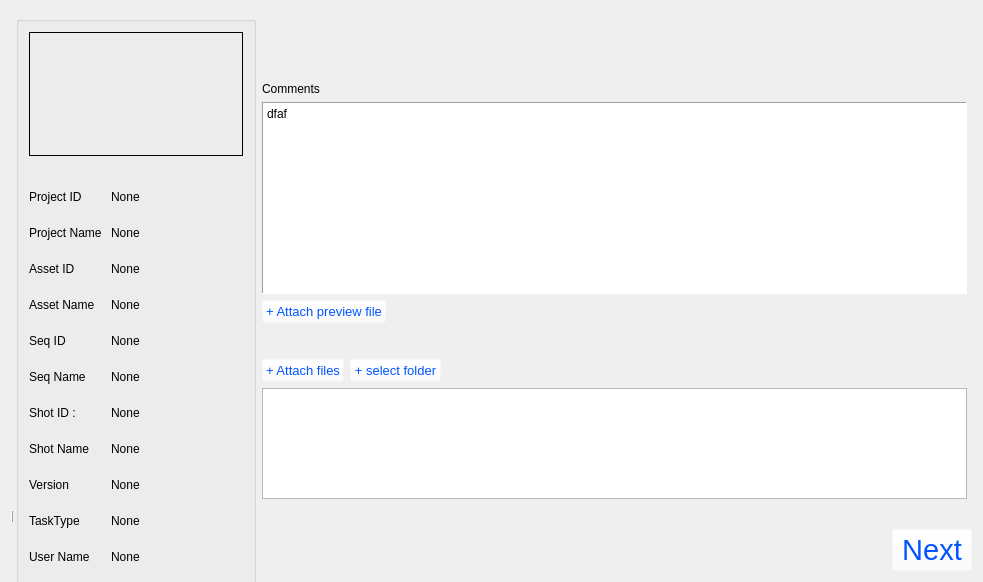
The window that ui/localpubtool.ui (free8011/wormhole_whApp) describes before a commit, drawn with Qt 5.
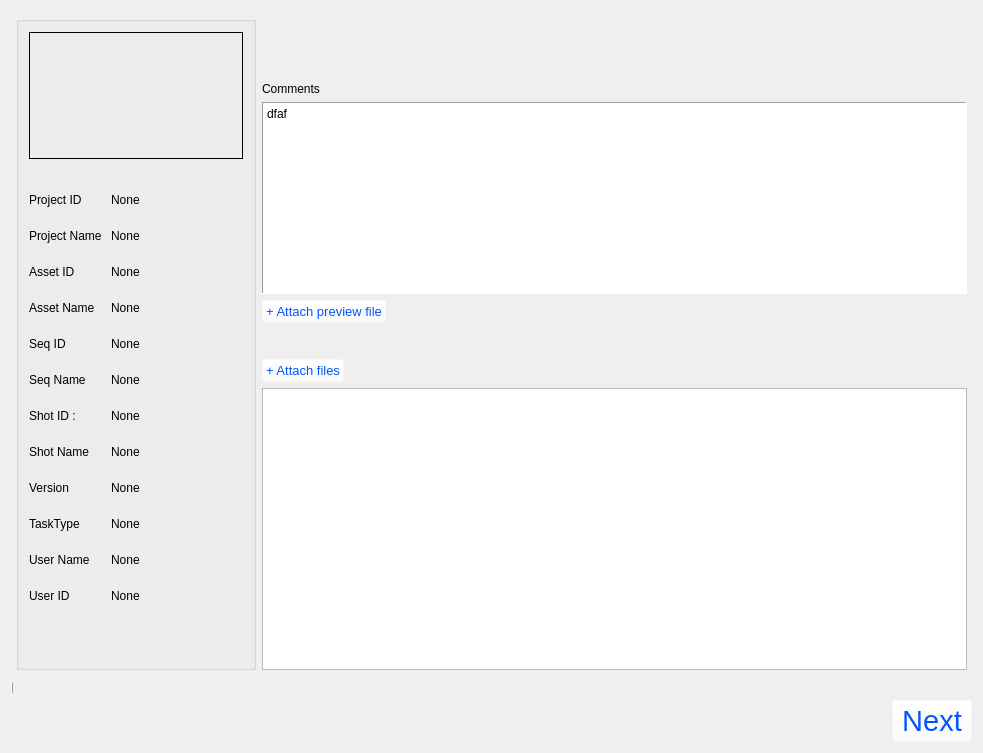
The same window after the commit. Icons and pictures are not drawn.

```diff
--- a/ui/localpubtool.ui
+++ b/ui/localpubtool.ui
@@ -7,7 +7,7 @@
     <x>0</x>
     <y>0</y>
     <width>983</width>
-    <height>582</height>
+    <height>753</height>
    </rect>
   </property>
   <property name="minimumSize">
@@ -887,34 +887,6 @@
            </property>
           </widget>
          </item>
-         <item>
-          <widget class="QPushButton" name="attachdir_btn">
-           <property name="font">
-            <font>
-             <pointsize>10</pointsize>
-            </font>
-           </property>
-           <property name="styleSheet">
-            <string notr="true">QPushButton
-{
-	background-color: rgba(255, 255, 255, 0);
-	color: rgb(0, 85, 255);
-}
-
-
-QPushButton:hover
-{	
-	color:red;
-}
-
-
-</string>
-           </property>
-           <property name="text">
-            <string>+ select folder</string>
-           </property>
-          </widget>
-         </item>
          <item>
           <spacer name="horizontalSpacer">
            <property name="orientation">
```
